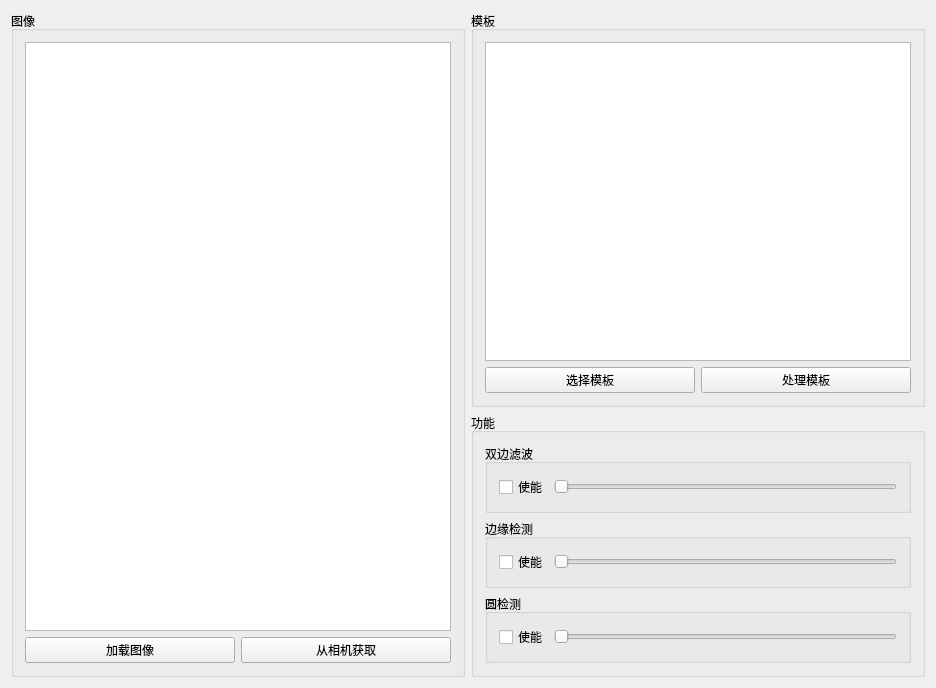
Above: ui/mainwindow.ui from QuartzYan/GaugeReader before the change. Below: the same form after it.
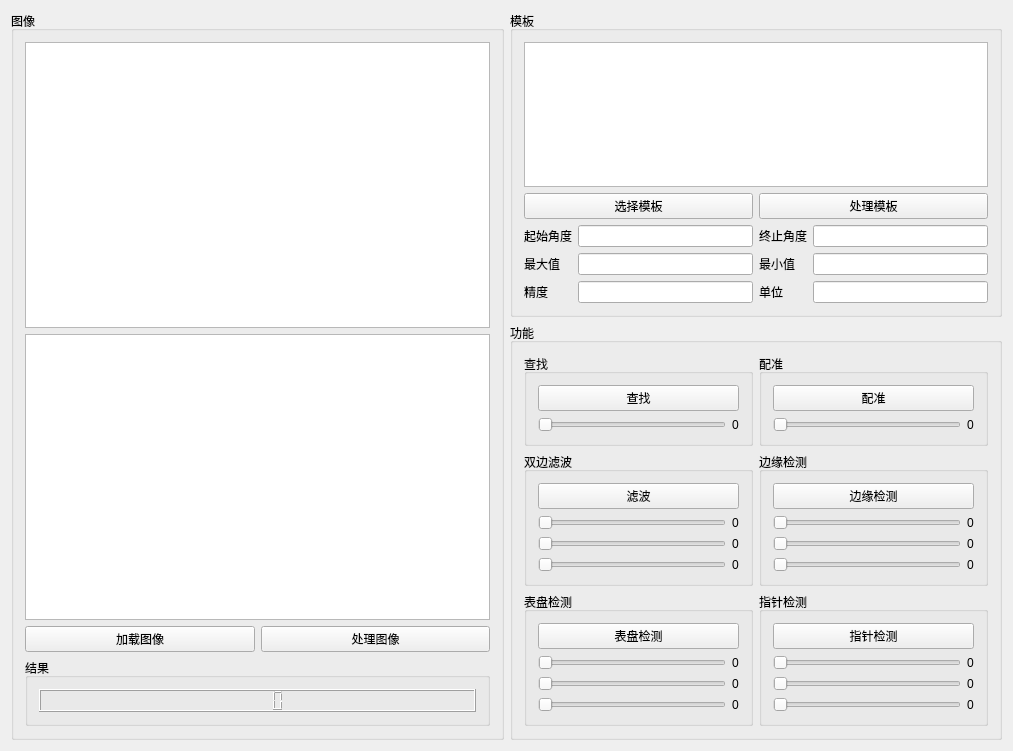
That is the form after the change.

Diff of the .ui file:
```diff
--- a/ui/mainwindow.ui
+++ b/ui/mainwindow.ui
@@ -6,24 +6,27 @@
    <rect>
     <x>0</x>
     <y>0</y>
-    <width>936</width>
-    <height>688</height>
+    <width>1013</width>
+    <height>751</height>
    </rect>
   </property>
   <property name="windowTitle">
    <string>GaugeReader</string>
   </property>
   <widget class="QWidget" name="centralWidget">
-   <layout class="QGridLayout" name="gridLayout">
+   <layout class="QGridLayout" name="gridLayout_3">
     <item row="0" column="0" rowspan="2">
      <widget class="QGroupBox" name="groupBox">
       <property name="title">
        <string>图像</string>
       </property>
-      <layout class="QVBoxLayout" name="verticalLayout_2">
+      <layout class="QVBoxLayout" name="verticalLayout_3">
        <item>
         <widget class="QGraphicsView" name="graphicsView_2"/>
        </item>
+       <item>
+        <widget class="QGraphicsView" name="graphicsView_3"/>
+       </item>
        <item>
         <layout class="QHBoxLayout" name="horizontalLayout_2">
          <item>
@@ -36,12 +39,24 @@
          <item>
           <widget class="QPushButton" name="pushButton_4">
            <property name="text">
-            <string>从相机获取</string>
+            <string>处理图像</string>
            </property>
           </widget>
          </item>
         </layout>
        </item>
+       <item>
+        <widget class="QGroupBox" name="groupBox_10">
+         <property name="title">
+          <string>结果</string>
+         </property>
+         <layout class="QVBoxLayout" name="verticalLayout_2">
+          <item>
+           <widget class="QLCDNumber" name="lcdNumber"/>
+          </item>
+         </layout>
+        </widget>
+       </item>
       </layout>
      </widget>
     </item>
@@ -72,6 +87,70 @@
          </item>
         </layout>
        </item>
+       <item>
+        <layout class="QGridLayout" name="gridLayout_4">
+         <item row="1" column="3">
+          <widget class="QLineEdit" name="lineEdit_4"/>
+         </item>
+         <item row="0" column="1">
+          <widget class="QLineEdit" name="lineEdit"/>
+         </item>
+         <item row="0" column="2">
+          <widget class="QLabel" name="label_2">
+           <property name="text">
+            <string>终止角度</string>
+           </property>
+          </widget>
+         </item>
+         <item row="0" column="3">
+          <widget class="QLineEdit" name="lineEdit_2"/>
+         </item>
+         <item row="1" column="1">
+          <widget class="QLineEdit" name="lineEdit_3"/>
+         </item>
+         <item row="1" column="0">
+          <widget class="QLabel" name="label_3">
+           <property name="text">
+            <string>最大值</string>
+           </property>
+          </widget>
+         </item>
+         <item row="0" column="0">
+          <widget class="QLabel" name="label">
+           <property name="text">
+            <string>起始角度</string>
+           </property>
+          </widget>
+         </item>
+         <item row="1" column="2">
+          <widget class="QLabel" name="label_4">
+           <property name="text">
+            <string>最小值</string>
+           </property>
+          </widget>
+         </item>
+         <item row="2" column="0">
+          <widget class="QLabel" name="label_5">
+           <property name="text">
+            <string>精度</string>
+           </property>
+          </widget>
+         </item>
+         <item row="2" column="1">
+          <widget class="QLineEdit" name="lineEdit_5"/>
+         </item>
+         <item row="2" column="2">
+          <widget class="QLabel" name="label_6">
+           <property name="text">
+            <string>单位</string>
+           </property>
+          </widget>
+         </item>
+         <item row="2" column="3">
+          <widget class="QLineEdit" name="lineEdit_6"/>
+         </item>
+        </layout>
+       </item>
       </layout>
      </widget>
     </item>
@@ -80,73 +159,314 @@
       <property name="title">
        <string>功能</string>
       </property>
-      <layout class="QVBoxLayout" name="verticalLayout_3">
-       <item>
+      <layout class="QGridLayout" name="gridLayout_2">
+       <item row="0" column="0">
+        <widget class="QGroupBox" name="groupBox_8">
+         <property name="title">
+          <string>查找</string>
+         </property>
+         <layout class="QGridLayout" name="gridLayout_8">
+          <item row="0" column="0" colspan="2">
+           <widget class="QPushButton" name="matchButton">
+            <property name="text">
+             <string>查找</string>
+            </property>
+           </widget>
+          </item>
+          <item row="1" column="0">
+           <widget class="QSlider" name="matchParam">
+            <property name="orientation">
+             <enum>Qt::Horizontal</enum>
+            </property>
+           </widget>
+          </item>
+          <item row="1" column="1">
+           <widget class="QLabel" name="matchParamLabel">
+            <property name="text">
+             <string>0</string>
+            </property>
+           </widget>
+          </item>
+         </layout>
+        </widget>
+       </item>
+       <item row="0" column="1">
+        <widget class="QGroupBox" name="groupBox_9">
+         <property name="title">
+          <string>配准</string>
+         </property>
+         <layout class="QGridLayout" name="gridLayout_9">
+          <item row="1" column="0">
+           <widget class="QSlider" name="adjustParam">
+            <property name="orientation">
+             <enum>Qt::Horizontal</enum>
+            </property>
+           </widget>
+          </item>
+          <item row="1" column="1">
+           <widget class="QLabel" name="adjustParamLabel">
+            <property name="text">
+             <string>0</string>
+            </property>
+           </widget>
+          </item>
+          <item row="0" column="0" colspan="2">
+           <widget class="QPushButton" name="adjustButton">
+            <property name="text">
+             <string>配准</string>
+            </property>
+           </widget>
+          </item>
+         </layout>
+        </widget>
+       </item>
+       <item row="1" column="0">
         <widget class="QGroupBox" name="groupBox_4">
          <property name="title">
           <string>双边滤波</string>
          </property>
-         <layout class="QHBoxLayout" name="horizontalLayout_3">
-          <item>
-           <widget class="QCheckBox" name="checkBox">
-            <property name="text">
-             <string>使能</string>
+         <layout class="QGridLayout" name="gridLayout_5">
+          <item row="2" column="0">
+           <widget class="QSlider" name="filterParam_2">
+            <property name="orientation">
+             <enum>Qt::Horizontal</enum>
             </property>
            </widget>
           </item>
-          <item>
-           <widget class="QSlider" name="horizontalSlider">
+          <item row="1" column="0">
+           <widget class="QSlider" name="filterParam_1">
             <property name="orientation">
              <enum>Qt::Horizontal</enum>
             </property>
            </widget>
           </item>
+          <item row="3" column="0">
+           <widget class="QSlider" name="filterParam_3">
+            <property name="orientation">
+             <enum>Qt::Horizontal</enum>
+            </property>
+           </widget>
+          </item>
+          <item row="1" column="1">
+           <widget class="QLabel" name="filterParamLabel_1">
+            <property name="text">
+             <string>0</string>
+            </property>
+           </widget>
+          </item>
+          <item row="0" column="0" colspan="2">
+           <widget class="QPushButton" name="filterButton">
+            <property name="text">
+             <string>滤波</string>
+            </property>
+           </widget>
+          </item>
+          <item row="2" column="1">
+           <widget class="QLabel" name="filterParamLabel_2">
+            <property name="text">
+             <string>0</string>
+            </property>
+           </widget>
+          </item>
+          <item row="3" column="1">
+           <widget class="QLabel" name="filterParamLabel_3">
+            <property name="text">
+             <string>0</string>
+            </property>
+           </widget>
+          </item>
          </layout>
         </widget>
        </item>
-       <item>
+       <item row="1" column="1">
         <widget class="QGroupBox" name="groupBox_5">
          <property name="title">
           <string>边缘检测</string>
          </property>
-         <layout class="QHBoxLayout" name="horizontalLayout_4">
-          <item>
-           <widget class="QCheckBox" name="checkBox_2">
-            <property name="text">
-             <string>使能</string>
+         <layout class="QGridLayout" name="gridLayout_6">
+          <item row="2" column="0">
+           <widget class="QSlider" name="cannyParam_2">
+            <property name="maximum">
+             <number>199</number>
             </property>
+            <property name="orientation">
+             <enum>Qt::Horizontal</enum>
+            </property>
            </widget>
           </item>
-          <item>
-           <widget class="QSlider" name="horizontalSlider_2">
+          <item row="3" column="0">
+           <widget class="QSlider" name="cannyParam_3">
             <property name="orientation">
              <enum>Qt::Horizontal</enum>
             </property>
            </widget>
           </item>
+          <item row="1" column="0">
+           <widget class="QSlider" name="cannyParam_1">
+            <property name="orientation">
+             <enum>Qt::Horizontal</enum>
+            </property>
+           </widget>
+          </item>
+          <item row="1" column="1">
+           <widget class="QLabel" name="cannyParamLabel_1">
+            <property name="text">
+             <string>0</string>
+            </property>
+           </widget>
+          </item>
+          <item row="2" column="1">
+           <widget class="QLabel" name="cannyParamLabel_2">
+            <property name="text">
+             <string>0</string>
+            </property>
+           </widget>
+          </item>
+          <item row="3" column="1">
+           <widget class="QLabel" name="cannyParamLabel_3">
+            <property name="text">
+             <string>0</string>
+            </property>
+           </widget>
+          </item>
+          <item row="0" column="0" colspan="2">
+           <widget class="QPushButton" name="cannyButton">
+            <property name="text">
+             <string>边缘检测</string>
+            </property>
+           </widget>
+          </item>
          </layout>
         </widget>
        </item>
-       <item>
+       <item row="2" column="0">
         <widget class="QGroupBox" name="groupBox_6">
          <property name="title">
-          <string>圆检测</string>
+          <string>表盘检测</string>
          </property>
-         <layout class="QHBoxLayout" name="horizontalLayout_5">
-          <item>
-           <widget class="QCheckBox" name="checkBox_3">
+         <layout class="QGridLayout" name="gridLayout_7">
+          <item row="1" column="0">
+           <widget class="QSlider" name="circleParam_1">
+            <property name="orientation">
+             <enum>Qt::Horizontal</enum>
+            </property>
+           </widget>
+          </item>
+          <item row="2" column="0">
+           <widget class="QSlider" name="circleParam_2">
+            <property name="maximum">
+             <number>200</number>
+            </property>
+            <property name="orientation">
+             <enum>Qt::Horizontal</enum>
+            </property>
+           </widget>
+          </item>
+          <item row="3" column="0">
+           <widget class="QSlider" name="circleParam_3">
+            <property name="maximum">
+             <number>200</number>
+            </property>
+            <property name="orientation">
+             <enum>Qt::Horizontal</enum>
+            </property>
+           </widget>
+          </item>
+          <item row="1" column="1">
+           <widget class="QLabel" name="circleParamLabel_1">
             <property name="text">
-             <string>使能</string>
+             <string>0</string>
             </property>
            </widget>
           </item>
-          <item>
-           <widget class="QSlider" name="horizontalSlider_3">
+          <item row="2" column="1">
+           <widget class="QLabel" name="circleParamLabel_2">
+            <property name="text">
+             <string>0</string>
+            </property>
+           </widget>
+          </item>
+          <item row="3" column="1">
+           <widget class="QLabel" name="circleParamLabel_3">
+            <property name="text">
+             <string>0</string>
+            </property>
+           </widget>
+          </item>
+          <item row="0" column="0" colspan="2">
+           <widget class="QPushButton" name="circleButton">
+            <property name="text">
+             <string>表盘检测</string>
+            </property>
+           </widget>
+          </item>
+         </layout>
+        </widget>
+       </item>
+       <item row="2" column="1">
+        <widget class="QGroupBox" name="groupBox_7">
+         <property name="title">
+          <string>指针检测</string>
+         </property>
+         <layout class="QGridLayout" name="gridLayout">
+          <item row="1" column="0">
+           <widget class="QSlider" name="lineParam_1">
+            <property name="maximum">
+             <number>500</number>
+            </property>
             <property name="orientation">
              <enum>Qt::Horizontal</enum>
             </property>
            </widget>
           </item>
+          <item row="3" column="0">
+           <widget class="QSlider" name="lineParam_3">
+            <property name="maximum">
+             <number>1000</number>
+            </property>
+            <property name="orientation">
+             <enum>Qt::Horizontal</enum>
+            </property>
+           </widget>
+          </item>
+          <item row="2" column="0">
+           <widget class="QSlider" name="lineParam_2">
+            <property name="maximum">
+             <number>1000</number>
+            </property>
+            <property name="orientation">
+             <enum>Qt::Horizontal</enum>
+            </property>
+           </widget>
+          </item>
+          <item row="1" column="1">
+           <widget class="QLabel" name="lineParamLabel_1">
+            <property name="text">
+             <string>0</string>
+            </property>
+           </widget>
+          </item>
+          <item row="2" column="1">
+           <widget class="QLabel" name="lineParamLabel_2">
+            <property name="text">
+             <string>0</string>
+            </property>
+           </widget>
+          </item>
+          <item row="3" column="1">
+           <widget class="QLabel" name="lineParamLabel_3">
+            <property name="text">
+             <string>0</string>
+            </property>
+           </widget>
+          </item>
+          <item row="0" column="0" colspan="2">
+           <widget class="QPushButton" name="lineButton">
+            <property name="text">
+             <string>指针检测</string>
+            </property>
+           </widget>
+          </item>
          </layout>
         </widget>
        </item>
```
